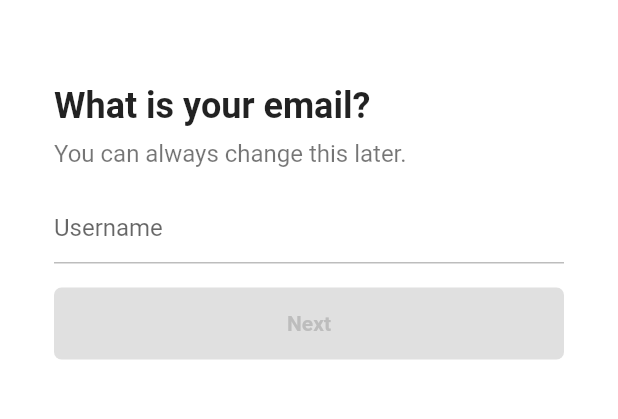
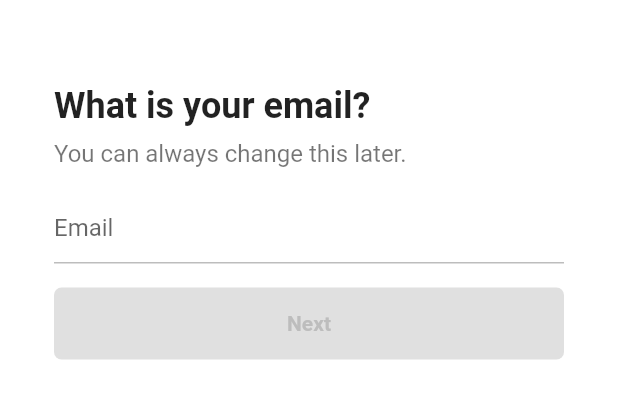
Before and after one commit to Alpaca92/tiktok-clone, a Flutter app: the EmailScreen screen opened directly, on a phone screen of 412 x 824 dp, the part 59-478 px from its top. Run offline on Flutter 3.47's test engine with Material 2 defaults, Android fonts, the phone set to English and light mode, and no system bars; our stand-ins replace font_awesome_flutter.

Commit message:
onsubmit, regex validation, hide keyboard #4.6
- 키보드 타입 email로 변경
(keyboardType)

- input field 밖을 선택하면 키보드 없어짐
(FocusScope.of(context).unfocus())

- 키보드의 done(✔) 눌러도 next 버튼 누른 것과 같은효과 발생
(onEditingComplete, onSubmitted)

```diff
--- a/lib/features/authentication/email_screen.dart
+++ b/lib/features/authentication/email_screen.dart
@@ -1,40 +1,70 @@
 import 'package:flutter/material.dart';
 import 'package:tiktok_clone/constants/gaps.dart';
 import 'package:tiktok_clone/constants/sizes.dart';
+import 'package:tiktok_clone/features/authentication/password_screen.dart';
 import 'package:tiktok_clone/features/authentication/widgets/form_button.dart';
 
 class EmailScreen extends StatefulWidget {
   const EmailScreen({super.key});
 
   @override
-  State<EmailScreen> createState() => _UsernameScreenState();
+  State<EmailScreen> createState() => _EmailScreenState();
 }
 
-class _UsernameScreenState extends State<EmailScreen> {
-  final TextEditingController _usernameController = TextEditingController();
-  String _username = "";
+class _EmailScreenState extends State<EmailScreen> {
+  final TextEditingController _emailController = TextEditingController();
+  String _email = "";
 
   @override
   void initState() {
     super.initState();
 
-    _usernameController.addListener(() {
+    _emailController.addListener(() {
       setState(() {
-        _username = _usernameController.text;
+        _email = _emailController.text;
       });
     });
   }
 
   @override
   void dispose() {
-    _usernameController.dispose();
+    _emailController.dispose();
 
     super.dispose();
   }
 
+  String? _isEmailValid() {
+    if (_email.isEmpty) return null;
+
+    final regExp = RegExp(
+        r"^[a-zA-Z0-9.a-zA-Z0-9.!#$%&'*+-/=?^_`{|}~]+@[a-zA-Z0-9]+\.[a-zA-Z]+");
+
+    if (!regExp.hasMatch(_email)) {
+      return "not valid";
+    }
+    return null;
+  }
+
+  void _onScaffoldTap() {
+    FocusScope.of(context).unfocus();
+  }
+
+  void _onSubmit() {
+    if (_email.isEmpty || _isEmailValid() != null) return;
+
+    Navigator.push(
+      context,
+      MaterialPageRoute(
+        builder: (context) => const PasswordScreen(),
+      ),
+    );
+  }
+
   @override
   Widget build(BuildContext context) {
-    return Scaffold(
+    return GestureDetector(
+      onTap: _onScaffoldTap,
+      child: Scaffold(
         appBar: AppBar(
           title: const Text('Sign up'),
         ),
@@ -61,9 +91,13 @@ class _UsernameScreenState extends State<EmailScreen> {
               ),
               Gaps.v16,
               TextField(
-              controller: _usernameController,
+                controller: _emailController,
+                keyboardType: TextInputType.emailAddress,
+                autocorrect: false,
+                onEditingComplete: _onSubmit,
                 decoration: InputDecoration(
-                hintText: 'Username',
+                  hintText: 'Email',
+                  errorText: _isEmailValid(),
                   enabledBorder: UnderlineInputBorder(
                     borderSide: BorderSide(
                       color: Colors.grey.shade400,
@@ -78,8 +112,12 @@ class _UsernameScreenState extends State<EmailScreen> {
                 cursorColor: Theme.of(context).primaryColor,
               ),
               Gaps.v16,
-            FormButton(disabled: _username.isEmpty),
+              GestureDetector(
+                  onTap: _onSubmit,
+                  child: FormButton(
+                      disabled: _email.isEmpty || _isEmailValid() != null)),
             ],
+          ),
         ),
       ),
     );
```
Also changed, not shown: lib/features/authentication/password_screen.dart (added, +10 -0 lines). Lines whose indentation alone changed are shown as unchanged.
